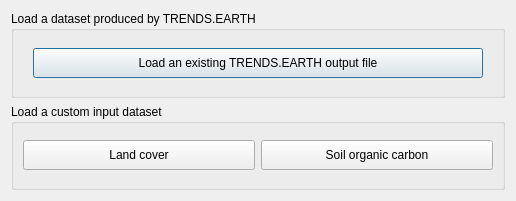
First picture: the form in LDMP/gui/DlgLoadData.ui, repository ConservationInternational/trends.earth, before the edit.
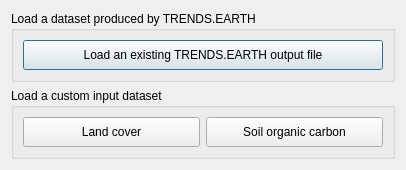
Second picture: the form after the edit.

Diff of the .ui file:
```diff
--- a/LDMP/gui/DlgLoadData.ui
+++ b/LDMP/gui/DlgLoadData.ui
@@ -9,8 +9,8 @@
    <rect>
     <x>0</x>
     <y>0</y>
-    <width>516</width>
-    <height>201</height>
+    <width>406</width>
+    <height>150</height>
    </rect>
   </property>
   <property name="sizePolicy">
```
